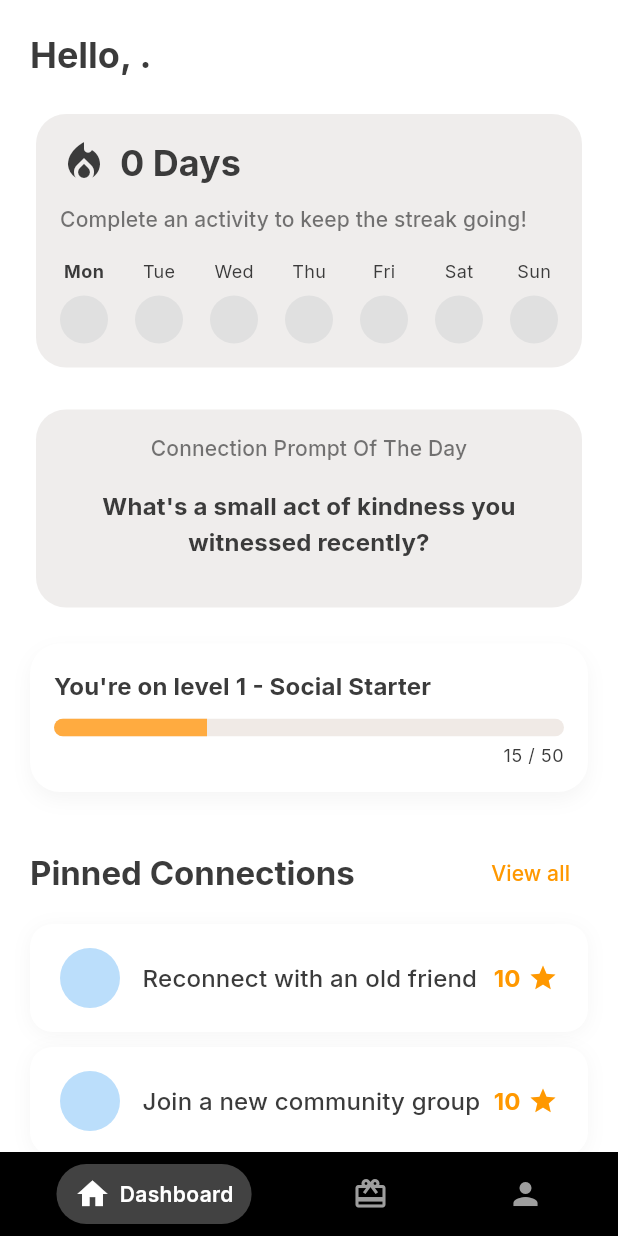
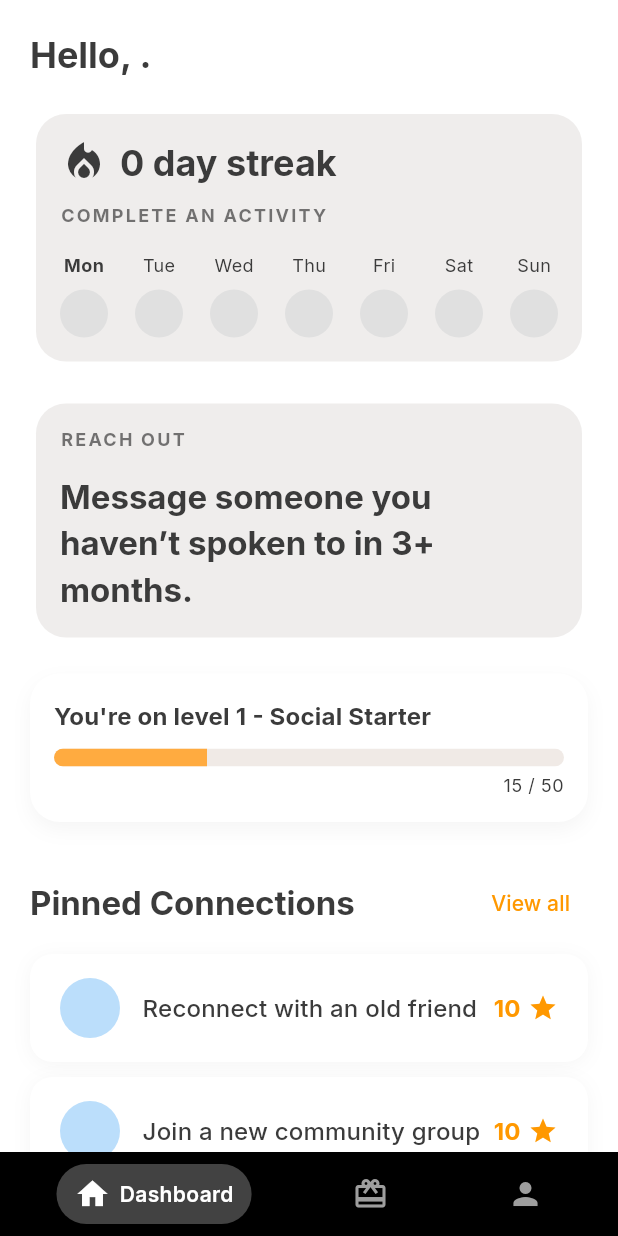
Before and after one commit to orya-ai/v3, a Flutter app: the DashboardPage screen opened by its route, on a phone screen of 412 x 824 dp. Run offline on Flutter 3.47's test engine with Material 3 defaults, Android fonts, the phone set to English and light mode, and no system bars; our stand-ins replace cloud_firestore, firebase_auth, firebase_core, flutter_riverpod, go_router, google_fonts and 1 more; accounts and stored records are empty.

Commit message:
added bank of connection prompts

```diff
--- /dev/null
+++ b/lib/features/dashboard/data/prompts.dart
@@ -0,0 +1,62 @@
+const Map<String, List<String>> dailyPrompts = {
+  'Reach Out': [
+    'Message someone you haven’t spoken to in 3+ months.',
+    'Send a voice note to someone just to say you appreciate them.',
+    'Invite someone to do an activity from the app with you.',
+    'Reconnect with someone you’ve been thinking about — today’s the day.',
+    'Ask a friend to describe a time they felt most connected to you.',
+    'Invite someone to reflect with you on a shared memory.',
+    'Text someone just to check in and say you’re thinking of them.',
+    'Start a chat with someone outside your usual circle.',
+    'Reach out to someone older or younger than you for perspective.',
+    'Follow up with someone you had a great conversation with recently.',
+  ],
+  'Deepen a bond': [
+    'Ask someone: What helps you feel seen in a conversation?',
+    'Share something vulnerable today with someone you trust.',
+    'Ask someone: What kind of support do you need right now?',
+    'Try 10 minutes of eye contact with someone close to you.',
+    'End your next conversation by telling the person what you admire about them.',
+    'Ask someone how they’ve seen you grow in the past year.',
+    'Invite someone to share their ‘high and low’ of the week.',
+    'Ask someone how they define emotional safety.',
+    'Ask a deep question instead of small talk in your next conversation.',
+    'Choose a card deck and ask someone to pick a question to answer with you.',
+  ],
+  'Reflect': [
+    'When was the last time you felt truly connected to someone?',
+    'Who do you feel most safe around — and why?',
+    'Reflect on how your definition of ‘connection’ has changed over time.',
+    'What stops you from reaching out more often?',
+    'Which friendships nourish you the most — and why?',
+    'What patterns do you notice in how you connect (or disconnect)?',
+    'How does your phone use impact your relationships?',
+    'What do you want more of in your connections?',
+    'Think of the relationships that helped you grow — what made them work?',
+    'What connection from your past would you revisit if you could?',
+  ],
+  'Show Up': [
+    'Send an encouraging message to someone going through a hard time.',
+    'Write and send a short thank-you or appreciation note.',
+    'Offer to hold space for someone — just to listen.',
+    'Give someone a meaningful compliment today.',
+    'Share a resource or idea that reminded you of someone.',
+    'Support a friend’s project or post with a thoughtful comment.',
+    'Let someone know what you admire about how they handle life.',
+    'Ask someone directly how you can support them today.',
+    'Recommend something that helped you to someone you care about.',
+    'Be fully present with someone today — no multitasking.',
+  ],
+  'Stretch Yourself': [
+    'Share a fear or insecurity with someone you trust.',
+    'Invite feedback on how you show up in your relationships.',
+    'Share a story you don’t usually tell people.',
+    'Let silence sit in a conversation — don’t rush to fill it.',
+    'Try opening up to someone first, even if it feels risky.',
+    'Compliment someone you don’t normally talk to.',
+    'Initiate a difficult conversation you’ve been avoiding.',
+    'Say ‘I miss you’ to someone — if it’s true.',
+    'Tell someone what you need emotionally today.',
+    'Say something honest you normally hold back.',
+  ],
+};
--- a/lib/features/dashboard/presentation/dashboard_page.dart
+++ b/lib/features/dashboard/presentation/dashboard_page.dart
@@ -2,10 +2,10 @@ import 'package:flutter/material.dart';
 import 'package:firebase_auth/firebase_auth.dart';
 import 'package:cloud_firestore/cloud_firestore.dart';
 import 'package:ORYA/core/theme/app_theme.dart';
-import 'package:flutter/material.dart';
 import 'package:flutter_riverpod/flutter_riverpod.dart';
 import 'package:intl/intl.dart';
 import 'package:ORYA/features/dashboard/application/gamification_provider.dart';
+import 'package:ORYA/features/dashboard/application/daily_prompt_service.dart';
 
 class DashboardPage extends ConsumerStatefulWidget {
   const DashboardPage({super.key});
@@ -16,12 +16,16 @@ class DashboardPage extends ConsumerStatefulWidget {
 
 class _DashboardPageState extends ConsumerState<DashboardPage> {
   final FirebaseFirestore _firestore = FirebaseFirestore.instance;
+  final DailyConnectionPromptService _promptService = DailyConnectionPromptService();
   String _displayName = 'User';
+  String _dailyPrompt = 'Loading...';
+  String _dailyPromptCategory = '';
 
   @override
   void initState() {
     super.initState();
     _loadUserData();
+    _loadDailyPrompt();
     // Listen to user changes to update the display name in real-time
     FirebaseAuth.instance.userChanges().listen((user) {
       if (user != null) {
@@ -55,6 +59,16 @@ class _DashboardPageState extends ConsumerState<DashboardPage> {
           });
         }
       }
+    }
+  }
+
+  Future<void> _loadDailyPrompt() async {
+    final promptData = await _promptService.getTodaysPrompt();
+    if (mounted) {
+      setState(() {
+        _dailyPromptCategory = promptData['category']?.toUpperCase() ?? 'CONNECT';
+        _dailyPrompt = promptData['prompt'] ?? 'Check back tomorrow for a new prompt!';
+      });
     }
   }
 
@@ -119,7 +133,7 @@ class _DashboardPageState extends ConsumerState<DashboardPage> {
                 Icon(Icons.local_fire_department, color: AppTheme.primaryTextColor, size: 32),
                 const SizedBox(width: 8),
                 Text(
-                  '${gamificationState.streakCount} Days',
+                  '${gamificationState.streakCount} day streak',
                   style: Theme.of(context).textTheme.headlineSmall?.copyWith(
                         color: AppTheme.primaryTextColor,
                         fontWeight: FontWeight.bold,
@@ -129,16 +143,20 @@ class _DashboardPageState extends ConsumerState<DashboardPage> {
             ),
             const SizedBox(height: 12),
             Text(
-              'Complete an activity to keep the streak going!',
-              style: Theme.of(context).textTheme.titleSmall?.copyWith(
+              'COMPLETE AN ACTIVITY',
+              style: Theme.of(context).textTheme.labelMedium?.copyWith(
                     color: AppTheme.primaryTextColor.withOpacity(0.7),
+                    fontWeight: FontWeight.bold,
+                    letterSpacing: 1.5,
                   ),
             ),
             const SizedBox(height: 16),
             Row(
               mainAxisAlignment: MainAxisAlignment.spaceBetween,
               children: List.generate(7, (index) {
-                return _buildDayIndicator(days[index], gamificationState.weeklyProgress[index], index);
+                final dayName = days[index];
+                final isCompleted = gamificationState.weeklyProgress.length > index && gamificationState.weeklyProgress[index];
+                return _buildDayIndicator(dayName, isCompleted, index);
               }),
             ),
           ],
@@ -148,10 +166,6 @@ class _DashboardPageState extends ConsumerState<DashboardPage> {
   }
 
   Widget _buildTodaysConnectionPrompt(BuildContext context) {
-    // In a real app, you'd fetch this from a service or have a list.
-    const String currentPrompt =
-        "What's a small act of kindness you witnessed recently?";
-
     return Card(
       shape: RoundedRectangleBorder(borderRadius: BorderRadius.circular(20)),
       color: AppTheme.primaryBackgroundColor,
@@ -159,23 +173,25 @@ class _DashboardPageState extends ConsumerState<DashboardPage> {
       child: Padding(
         padding: const EdgeInsets.all(16.0),
         child: Column(
-          crossAxisAlignment: CrossAxisAlignment.center,
+          crossAxisAlignment: CrossAxisAlignment.start,
           children: [
             Text(
-              'Connection Prompt Of The Day',
-              textAlign: TextAlign.center,
-              style: Theme.of(context).textTheme.titleSmall?.copyWith(
+              _dailyPromptCategory.isNotEmpty ? _dailyPromptCategory.toUpperCase() : 'TODAY\'S CONNECTION PROMPT',
+              style: Theme.of(context).textTheme.labelMedium?.copyWith(
                     color: AppTheme.primaryTextColor.withOpacity(0.7),
+                    fontWeight: FontWeight.bold,
+                    letterSpacing: 1.5,
                   ),
             ),
-            const SizedBox(height: 16),
+            const SizedBox(height: 15),
             Text(
-              currentPrompt,
-              textAlign: TextAlign.center,
-              style: Theme.of(context).textTheme.titleMedium?.copyWith(fontWeight: FontWeight.bold),
+              _dailyPrompt,
+              style: Theme.of(context).textTheme.titleLarge?.copyWith(
+                    color: AppTheme.primaryTextColor,
+                    fontWeight: FontWeight.bold,
+                    height: 1.4,
+                  ),
             ),
-            const SizedBox(height: 16),
-
           ],
         ),
       ),
--- a/pubspec.yaml
+++ b/pubspec.yaml
@@ -34,6 +34,7 @@ dependencies:
   # The following adds the Cupertino Icons font to your application.
   # Use with the CupertinoIcons class for iOS style icons.
   cupertino_icons: ^1.0.8
+  shared_preferences: ^2.2.3
 
   # firebase dependencies:
   firebase_core: ^3.13.0
```
Also changed, not shown: lib/features/dashboard/application/daily_prompt_service.dart (added, +66 -0 lines), pubspec.lock, 2 other files.
